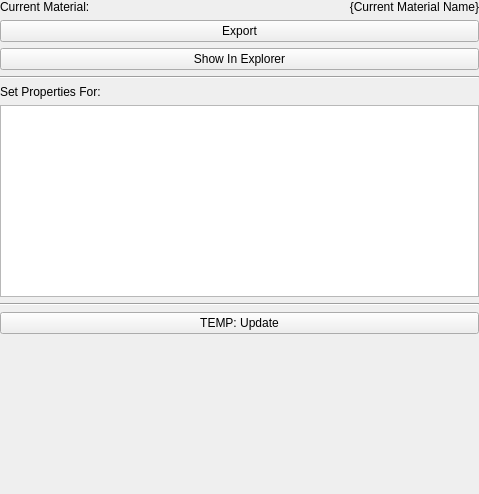
Before: the Qt Designer form plugins/asset_library/programs/designer/libs/python/designer/tools/material_exporter/TMaterialExporter.ui in BhMbOb/ToolsLibrary, drawn with Qt 5.
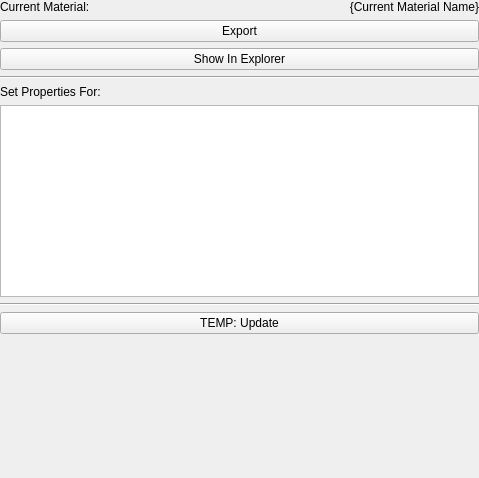
After: the same form once the commit is applied.

```diff
--- a/plugins/asset_library/programs/designer/libs/python/designer/tools/material_exporter/TMaterialExporter.ui
+++ b/plugins/asset_library/programs/designer/libs/python/designer/tools/material_exporter/TMaterialExporter.ui
@@ -7,7 +7,7 @@
     <x>0</x>
     <y>0</y>
     <width>479</width>
-    <height>494</height>
+    <height>478</height>
    </rect>
   </property>
   <property name="sizePolicy">
```
